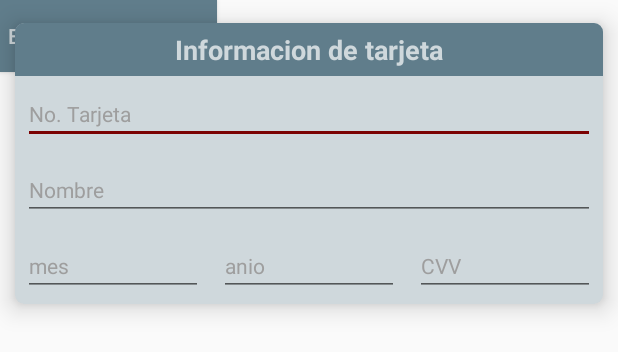
After one commit to Raynor119/gimnasio, an Android app: the layout pagos.xml on its own in the app's theme, with its tools: preview values and no code run, on a phone screen of 412 x 824 dp. The commit adds this screen. Shown: the top 352 px of the screen. Run offline under Robolectric (Android 15) with nearby library versions, the phone set to English and light mode, and no system bars.

Commit message:
AgregarTarjeta + Interfaz
Medio de pago

```diff
--- a/app/build.gradle
+++ b/app/build.gradle
@@ -1,7 +1,7 @@
 apply plugin: 'com.android.application'
 
 android {
-    compileSdkVersion 27
+    compileSdkVersion 30
     buildToolsVersion "30.0.2"
 
     defaultConfig {
@@ -17,6 +17,7 @@ android {
             proguardFiles getDefaultProguardFile('proguard-android.txt'), 'proguard-rules.pro'
         }
     }
+
 }
 
 dependencies {
@@ -41,6 +42,8 @@ dependencies {
     implementation 'com.android.support:support-v4:25.2.0'
     implementation'com.android.support:cardview-v7:25.2.0'
     implementation 'com.android.support:recyclerview-v7:25.2.0'
+    compile 'io.conekta:conektasdk:2.0'
+    compile 'io.card:android-sdk:5.4.0'
 	testCompile 'junit:junit:4.12'
     implementation fileTree(dir: 'libs', include: ['*.jar'])
 }
--- a/app/src/main/java/com/pixels/gimnasio/CronometroActivity.java
+++ b/app/src/main/java/com/pixels/gimnasio/CronometroActivity.java
@@ -37,9 +37,6 @@ import android.widget.Toast;
 
 import java.util.Locale;
 import android.widget.ProgressBar;
-
-
-
 
 
 public class CronometroActivity extends AppCompatActivity {
--- /dev/null
+++ b/app/src/main/res/layout/pagos.xml
@@ -0,0 +1,110 @@
+<?xml version="1.0" encoding="utf-8"?>
+<android.support.constraint.ConstraintLayout xmlns:android="http://schemas.android.com/apk/res/android"
+    xmlns:tools="http://schemas.android.com/tools"
+    android:layout_width="match_parent"
+    android:layout_height="match_parent"
+    xmlns:card_view="http://schemas.android.com/apk/res-auto">
+    xmlns:card_view="http://schemas.android.com/apk/res-auto"
+    xmlns:tools="http://schemas.android.com/tools"
+    android:orientation="vertical"
+    android:paddingBottom="@dimen/activity_vertical_margin"
+    android:paddingLeft="@dimen/activity_horizontal_margin"
+    android:paddingRight="@dimen/activity_horizontal_margin"
+    android:paddingTop="@dimen/activity_vertical_margin"
+    tools:context="">
+
+    <android.support.v7.widget.CardView
+        android:layout_width="match_parent"
+        android:layout_height="wrap_content"
+        card_view:cardBackgroundColor="@color/primary_light"
+        card_view:cardCornerRadius="6dp"
+        card_view:cardElevation="10dp"
+        card_view:cardPreventCornerOverlap="false"
+        card_view:cardUseCompatPadding="true"
+        tools:ignore="MissingConstraints">
+        <LinearLayout
+            android:layout_width="match_parent"
+            android:layout_height="wrap_content"
+            android:orientation="vertical">
+            <TextView
+                android:layout_width="match_parent"
+                android:layout_height="wrap_content"
+                android:background="@color/primary"
+                android:gravity="center"
+                android:paddingBottom="5dp"
+                android:paddingTop="5dp"
+                android:text="@string/titulo"
+                android:textAppearance="?android:textAppearanceMedium"
+                android:textColor="@color/primary_light"
+                android:textStyle="bold"/>
+            <EditText
+                android:id="@+id/noTarjeta"
+                android:layout_width="match_parent"
+                android:layout_height="wrap_content"
+                android:layout_margin="5dp"
+                android:hint="@string/numeroTarjeta"
+                android:inputType="numberDecimal"
+                android:textAppearance="?android:textAppearanceSmall"
+                android:textColorHint="@color/accent" />
+            <EditText
+                android:id="@+id/nombre"
+                android:layout_width="match_parent"
+                android:layout_height="wrap_content"
+                android:layout_margin="5dp"
+                android:hint="@string/nombre"
+                android:textAppearance="?android:textAppearanceSmall"
+                android:textColorHint="@color/accent"
+                />
+            <LinearLayout
+                android:layout_width="match_parent"
+                android:layout_height="wrap_content"
+                android:orientation="horizontal">
+                <EditText
+                    android:id="@+id/mes"
+                    android:layout_width="0dp"
+                    android:layout_height="wrap_content"
+                    android:layout_margin="5dp"
+                    android:layout_weight="1"
+                    android:hint="@string/mes"
+                    android:inputType="numberDecimal"
+                    android:textAppearance="?android:textAppearanceSmall"
+                    android:textColorHint="@color/accent" />
+                <EditText
+                    android:id="@+id/anio"
+                    android:layout_width="0dp"
+                    android:layout_height="wrap_content"
+                    android:layout_margin="5dp"
+                    android:layout_weight="1"
+                    android:hint="@string/anio"
+                    android:inputType="numberDecimal"
+                    android:textAppearance="?android:textAppearanceSmall"
+                    android:textColorHint="@color/accent" />
+                <EditText
+                    android:id="@+id/cvv"
+                    android:layout_width="0dp"
+                    android:layout_height="wrap_content"
+                    android:layout_margin="5dp"
+                    android:layout_weight="1"
+                    android:hint="@string/cvv"
+                    android:inputType="numberDecimal"
+                    android:textAppearance="?android:textAppearanceSmall"
+                    android:textColorHint="@color/accent" />
+            </LinearLayout>
+        </LinearLayout>
+
+    </android.support.v7.widget.CardView>
+
+    <Button
+        android:layout_width="wrap_content"
+        android:layout_height="wrap_content"
+        android:layout_gravity="end"
+        android:background="@color/primary"
+        android:onClick="onScanPress"
+        android:padding="5dp"
+        android:text="@string/scan"
+        android:textColor="@color/primary_light"
+        tools:ignore="MissingConstraints"
+        tools:layout_editor_absoluteX="242dp"
+        tools:layout_editor_absoluteY="231dp" />
+
+</android.support.constraint.ConstraintLayout>
--- a/app/src/main/res/values/colors.xml
+++ b/app/src/main/res/values/colors.xml
@@ -4,6 +4,11 @@
     <color name="colorPrimaryDark">#660903</color>
     <color name="colorAccent">#7B0202</color>
 
+	<color name="primary_light">#CFD8DC</color>
+	<color name="primary">#607D8B</color>
+	<color name="accent">#9E9E9E</color>
+	<color name="error">#f00</color>
+	<color name="primary_dark">#455A64</color>
 
 
 	<color name="whiteTextColor">#fff</color>
--- a/app/src/main/res/values/strings.xml
+++ b/app/src/main/res/values/strings.xml
@@ -4,4 +4,14 @@
     <string name="title_usuario_detail">usuario Detail</string>
     <string name="title_administrador_list">administradores</string>
     <string name="title_administrador_detail">administrador Detail</string>
+
+    <string name="titulo">Informacion de tarjeta</string>
+    <string name="numeroTarjeta">No. Tarjeta</string>
+    <string name="nombre">Nombre</string>
+    <string name="mes">mes</string>
+    <string name="anio">anio</string>
+    <string name="cvv">CVV</string>
+    <string name="scan">escanera tarjeta</string>
+    <string name="guardar">Guardar</string>
+    <string name="faltancampos">Faltan campos requeridos</string>
 </resources>
--- a/build.gradle
+++ b/build.gradle
@@ -5,7 +5,7 @@
             jcenter()
         }
         dependencies {
-            classpath "com.android.tools.build:gradle:4.0.0"
+            classpath 'com.android.tools.build:gradle:4.1.1'
 
             // NOTE: Do not place your application dependencies here; they belong
             // in the individual module build.gradle files
```
Also changed, not shown: app/src/main/java/com/pixels/gimnasio/pagos.java (added, +150 -0 lines), app/src/main/java/com/pixels/gimnasio/preciodetailactivity.java (+0 -7 lines), app/src/main/res/menu/menuprincipal.xml (added, +9 -0 lines), gradle/wrapper/gradle-wrapper.properties.
